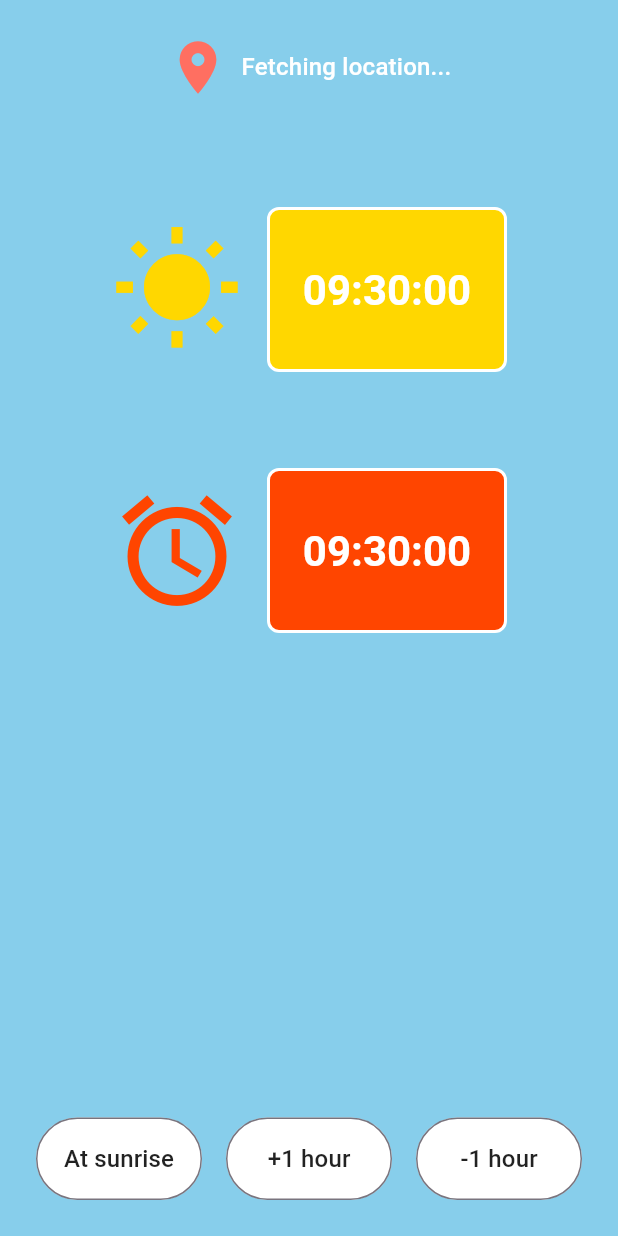
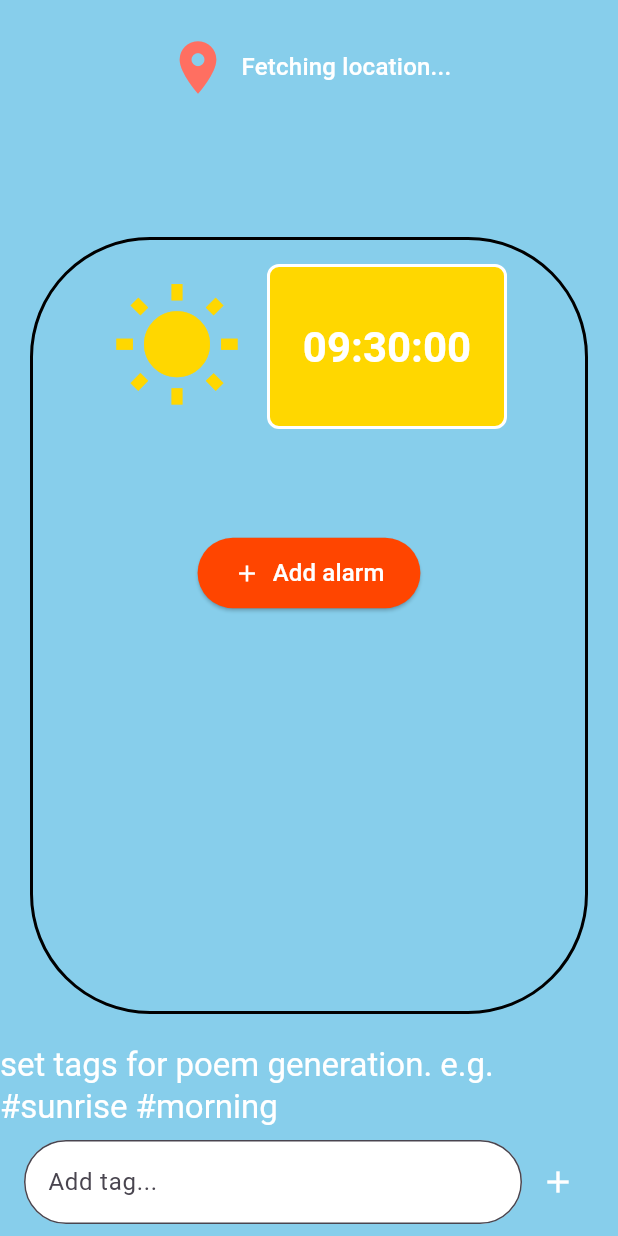
Before and after one commit to hazit90/AlarmPoet, a Flutter app: the screen it shows after launch, on a phone screen of 412 x 824 dp. Run offline on Flutter 3.47's test engine with Material 3 defaults, Android fonts, the phone set to English and light mode, and no system bars; our stand-ins replace flutter_local_notifications, location; missing offline and left inert: alarm, daylight; statements that could not run were skipped.

Commit message:
feat: added tags functionality

```diff
--- a/frontend/alarm_poet_flutter/lib/main.dart
+++ b/frontend/alarm_poet_flutter/lib/main.dart
@@ -1,5 +1,6 @@
 import 'package:alarm/alarm.dart';
 import 'package:alarm_poet_flutter/view/set_alarm_page.dart';
+import 'package:alarm_poet_flutter/viewmodel/poem_gen_vm.dart';
 import 'package:flutter/material.dart';
 import 'package:provider/provider.dart';
 import 'viewmodel/set_alarm_vm.dart';
@@ -20,6 +21,8 @@ class MainApp extends StatelessWidget {
     return MultiProvider(
       providers: [
         ChangeNotifierProvider(
+            create: (_) => PoemGenVm()), // Provide PoemGenVmPoemGenVm
+        ChangeNotifierProvider(
             create: (_) => SetAlarmVm()), // Provide SetAlarmVm
       ],
       child: const MaterialApp(
--- /dev/null
+++ b/frontend/alarm_poet_flutter/lib/view/alarms_list.dart
@@ -0,0 +1,174 @@
+import 'package:flutter/material.dart';
+import 'package:provider/provider.dart';
+import 'package:intl/intl.dart';
+
+import '../static/themes.dart';
+import '../viewmodel/set_alarm_vm.dart';
+
+/// Displays the sunrise and alarm time rows.
+class AlarmsList extends StatelessWidget {
+  const AlarmsList({super.key});
+
+  @override
+  Widget build(BuildContext context) {
+    final vm = Provider.of<SetAlarmVm>(context);
+
+    return Padding(
+      padding: const EdgeInsets.all(20.0),
+      child: Container(
+        decoration: BoxDecoration(
+          border: Border.all(color: Colors.black, width: 2),
+          borderRadius: BorderRadius.circular(80),
+        ),
+        padding: const EdgeInsets.all(16),
+        child: Column(
+          children: [
+            // ─── Sunrise card ───────────────────────────────────────────
+            _TimeRow(
+              icon: Icons.wb_sunny,
+              iconColor: CustomColors.sunYellow,
+              background: CustomColors.sunYellow,
+              timeText: vm.sunriseString,
+            ),
+            const SizedBox(height: Insets.small),
+            // ─── List of Alarms ────────────────────────────────────────
+            if (vm.alarms.isNotEmpty)
+              Expanded(
+                child: ListView.builder(
+                  itemCount: vm.alarms.length,
+                  itemBuilder: (context, index) {
+                    final alarm = vm.alarms[index];
+                    return Padding(
+                      padding: const EdgeInsets.only(bottom: 16.0),
+                      child: Dismissible(
+                        key: Key('alarm-${alarm.id}'),
+                        background: Container(
+                          color: Colors.red,
+                          alignment: Alignment.centerRight,
+                          padding: const EdgeInsets.only(right: 16),
+                          child: const Icon(Icons.delete, color: Colors.white),
+                        ),
+                        direction: DismissDirection.endToStart,
+                        onDismissed: (_) => vm.cancelAlarm(alarm.id),
+                        child: _TimeRow(
+                          icon: Icons.alarm,
+                          iconColor: CustomColors.alarmRed,
+                          background: CustomColors.alarmRed,
+                          timeText: DateFormat('HH:mm:ss').format(alarm.time),
+                        ),
+                      ),
+                    );
+                  },
+                ),
+              ),
+            if (vm.alarms.isEmpty) const SizedBox(height: Insets.huge),
+            // ─── Add Alarm Button ────────────────────────────────────────
+            ElevatedButton.icon(
+              onPressed: () async {
+                final TimeOfDay? pickedTime = await showTimePicker(
+                  context: context,
+                  initialTime: TimeOfDay.now(),
+                );
+
+                if (pickedTime != null) {
+                  final now = DateTime.now();
+                  final DateTime selectedTime = DateTime(
+                    now.year,
+                    now.month,
+                    now.day,
+                    pickedTime.hour,
+                    pickedTime.minute,
+                  );
+                  final newId = DateTime.now().millisecondsSinceEpoch;
+                  await vm.setAlarm(
+                    id: newId,
+                    title: 'Alarm',
+                    body: 'Wake up!',
+                    alarmTime: selectedTime, // <-- pass the picked time
+                  );
+                }
+              },
+              icon: const Icon(Icons.add, color: Colors.white),
+              label: const Text(
+                'Add alarm',
+                style: TextStyle(color: Colors.white, fontSize: 16),
+              ),
+              style: ElevatedButton.styleFrom(
+                backgroundColor: CustomColors.alarmRed,
+                padding: const EdgeInsets.symmetric(
+                  horizontal: 24,
+                  vertical: 12,
+                ),
+                shape: RoundedRectangleBorder(
+                  borderRadius: BorderRadius.circular(25),
+                ),
+              ),
+            ),
+          ],
+        ),
+      ),
+    );
+  }
+}
+
+/// Compact wrapper that pairs a large leading icon with a coloured card.
+class _TimeRow extends StatelessWidget {
+  final IconData icon;
+  final Color iconColor;
+  final Color background;
+  final String timeText;
+
+  const _TimeRow({
+    required this.icon,
+    required this.iconColor,
+    required this.background,
+    required this.timeText,
+  });
+
+  @override
+  Widget build(BuildContext context) {
+    return Row(
+      mainAxisAlignment: MainAxisAlignment.center,
+      children: [
+        Icon(icon, size: 88, color: iconColor),
+        const SizedBox(width: Insets.medium),
+        _TimeCard(
+          timeText: timeText,
+          background: background,
+        ),
+      ],
+    );
+  }
+}
+
+/// Rounded-rectangle card that mimics the yellow/red boxes in the mock-up.
+class _TimeCard extends StatelessWidget {
+  final String timeText;
+  final Color background;
+
+  const _TimeCard({
+    required this.timeText,
+    required this.background,
+  });
+
+  @override
+  Widget build(BuildContext context) {
+    return Container(
+      width: 160,
+      height: 110,
+      alignment: Alignment.center,
+      decoration: BoxDecoration(
+        color: background,
+        borderRadius: BorderRadius.circular(8),
+        border: Border.all(color: Colors.white, width: 2),
+      ),
+      child: Text(
+        timeText,
+        style: Theme.of(context)
+            .textTheme
+            .headlineMedium
+            ?.copyWith(color: Colors.white, fontWeight: FontWeight.bold),
+      ),
+    );
+  }
+}
--- /dev/null
+++ b/frontend/alarm_poet_flutter/lib/view/poem_tags.dart
@@ -0,0 +1,91 @@
+import 'package:flutter/material.dart';
+import 'package:provider/provider.dart';
+import '../viewmodel/poem_gen_vm.dart';
+
+class PoemTags extends StatefulWidget {
+  const PoemTags({super.key});
+
+  @override
+  State<PoemTags> createState() => _PoemTagsState();
+}
+
+class _PoemTagsState extends State<PoemTags> {
+  final TextEditingController _controller = TextEditingController();
+
+  @override
+  void dispose() {
+    _controller.dispose();
+    super.dispose();
+  }
+
+  void _addTag(PoemGenVm poemVm) {
+    final value = _controller.text.trim();
+    if (value.isNotEmpty) {
+      poemVm.addString(value);
+      _controller.clear();
+    }
+  }
+
+  @override
+  Widget build(BuildContext context) {
+    final poemVm = Provider.of<PoemGenVm>(context);
+
+    return Column(
+      crossAxisAlignment: CrossAxisAlignment.start,
+      children: [
+        Center(
+          child: Text(
+            'set tags for poem generation. e.g. #sunrise #morning',
+            style: Theme.of(context)
+                .textTheme
+                .titleLarge
+                ?.copyWith(color: Colors.white),
+          ),
+        ),
+        Padding(
+          padding: const EdgeInsets.symmetric(horizontal: 16, vertical: 8),
+          child: Column(
+            children: [
+              Wrap(
+                spacing: 8,
+                children: poemVm.tags
+                    .map((tag) => Chip(
+                          label: Text(tag),
+                          backgroundColor: Colors.white,
+                          labelStyle: const TextStyle(color: Colors.black87),
+                          shape: RoundedRectangleBorder(
+                            borderRadius: BorderRadius.circular(28),
+                          ),
+                          onDeleted: () => poemVm.removeString(tag),
+                        ))
+                    .toList(),
+              ),
+              Row(
+                children: [
+                  Expanded(
+                    child: TextField(
+                      controller: _controller,
+                      decoration: const InputDecoration(
+                        hintText: 'Add tag...',
+                        fillColor: Colors.white,
+                        filled: true,
+                        border: OutlineInputBorder(
+                          borderRadius: BorderRadius.all(Radius.circular(28)),
+                        ),
+                      ),
+                      onSubmitted: (_) => _addTag(poemVm),
+                    ),
+                  ),
+                  IconButton(
+                    icon: const Icon(Icons.add, color: Colors.white),
+                    onPressed: () => _addTag(poemVm),
+                  ),
+                ],
+              ),
+            ],
+          ),
+        ),
+      ],
+    );
+  }
+}
--- a/frontend/alarm_poet_flutter/lib/view/set_alarm_page.dart
+++ b/frontend/alarm_poet_flutter/lib/view/set_alarm_page.dart
@@ -1,8 +1,11 @@
+import 'package:alarm_poet_flutter/view/poem_tags.dart';
 import 'package:flutter/material.dart';
 import 'package:provider/provider.dart';
 
 import '../static/themes.dart'; // ⬅️ already in your project
 import '../viewmodel/set_alarm_vm.dart'; // ⬅️ you’ll implement this VM
+import '../viewmodel/poem_gen_vm.dart'; // Add this import
+import 'alarms_list.dart'; // import the new widget
 
 /// Displays the “Set alarm” screen shown in the design.
 /// ─────────────────────────────────────────────────────────────────────────
@@ -17,8 +20,13 @@ class SetAlarmPage extends StatelessWidget {
 
   @override
   Widget build(BuildContext context) {
-    return Consumer<SetAlarmVm>(
-      builder: (context, vm, _) {
+    return MultiProvider(
+      providers: [
+        ChangeNotifierProvider(create: (_) => PoemGenVm()),
+        ChangeNotifierProvider(create: (_) => SetAlarmVm()),
+      ],
+      child: Consumer2<SetAlarmVm, PoemGenVm>(
+        builder: (context, alarmVm, poemVm, _) {
           return Scaffold(
             // Full-screen coloured backdrop with the same radius used elsewhere.
             backgroundColor: CustomColors.lightSkyBlue,
@@ -36,7 +44,7 @@ class SetAlarmPage extends StatelessWidget {
                         const SizedBox(width: Insets.small),
                         Flexible(
                           child: Text(
-                          vm.locationName,
+                            alarmVm.locationName,
                             textAlign: TextAlign.center,
                             style: Theme.of(context)
                                 .textTheme
@@ -50,163 +58,16 @@ class SetAlarmPage extends StatelessWidget {
 
                   const SizedBox(height: Insets.xxxLarge),
 
-                // ─── Sunrise card ───────────────────────────────────────────
-                _TimeRow(
-                  icon: Icons.wb_sunny,
-                  iconColor: CustomColors.sunYellow,
-                  background: CustomColors.sunYellow,
-                  timeText: vm.sunriseString,
-                ),
+                  // ─── Alarms List ───────────────────────────────────────────
+                  const Expanded(child: AlarmsList()),
 
-                const SizedBox(height: Insets.huge),
-
-                // ─── Alarm card ─────────────────────────────────────────────
-                GestureDetector(
-                  onTap: () async {
-                    final TimeOfDay? pickedTime = await showTimePicker(
-                      context: context,
-                      initialTime: TimeOfDay.fromDateTime(vm.alarmTime),
-                      builder: (BuildContext context, Widget? child) {
-                        return Theme(
-                          data: Theme.of(context).copyWith(
-                            timePickerTheme: TimePickerThemeData(
-                              backgroundColor: CustomColors.lightSkyBlue,
-                              hourMinuteTextColor:
-                                  MaterialStateColor.resolveWith((states) =>
-                                      states.contains(MaterialState.selected)
-                                          ? Colors.white
-                                          : Colors.black),
-                              hourMinuteColor: MaterialStateColor.resolveWith(
-                                  (states) =>
-                                      states.contains(MaterialState.selected)
-                                          ? CustomColors.alarmRed
-                                          : Colors.white),
-                              dialBackgroundColor: CustomColors.sunYellow,
-                              dialHandColor: CustomColors.alarmRed,
-                              dialTextColor: MaterialStateColor.resolveWith(
-                                  (states) =>
-                                      states.contains(MaterialState.selected)
-                                          ? Colors.white
-                                          : Colors.black),
-                            ),
-                          ),
-                          child: child!,
-                        );
-                      },
-                    );
-
-                    if (pickedTime != null) {
-                      final now = DateTime.now();
-                      final DateTime selectedTime = DateTime(
-                        now.year,
-                        now.month,
-                        now.day,
-                        pickedTime.hour,
-                        pickedTime.minute,
-                      );
-                      vm.setAlarmTime(selectedTime);
-                    }
-                  },
-                  child: _TimeRow(
-                    icon: Icons.alarm,
-                    iconColor: CustomColors.alarmRed,
-                    background: CustomColors.alarmRed,
-                    timeText: vm.alarmString,
-                  ),
-                ),
-
-                const Spacer(),
-
-                // ─── Bottom action buttons ─────────────────────────────────
-                Padding(
-                  padding: const EdgeInsets.fromLTRB(
-                      Insets.large, 0, Insets.large, Insets.large),
-                  child: Row(
-                    children: [
-                      _ActionButton(
-                        label: 'At sunrise',
-                        onPressed: () => vm.setOffset(const Duration()),
-                      ),
-                      const SizedBox(width: Insets.medium),
-                      _ActionButton(
-                        label: '+1 hour',
-                        onPressed: () => vm.setOffset(const Duration(hours: 1)),
-                      ),
-                      const SizedBox(width: Insets.medium),
-                      _ActionButton(
-                        label: '-1 hour',
-                        onPressed: () =>
-                            vm.setOffset(const Duration(hours: -1)),
-                      ),
-                    ],
-                  ),
-                ),
+                  // // ─── Bottom pills that hold hashtags with poem generation
+                  PoemTags(),
                 ],
               ),
             ),
           );
         },
-    );
-  }
-}
-
-/// Compact wrapper that pairs a large leading icon with a coloured card.
-class _TimeRow extends StatelessWidget {
-  final IconData icon;
-  final Color iconColor;
-  final Color background;
-  final String timeText;
-
-  const _TimeRow({
-    required this.icon,
-    required this.iconColor,
-    required this.background,
-    required this.timeText,
-  });
-
-  @override
-  Widget build(BuildContext context) {
-    return Row(
-      mainAxisAlignment: MainAxisAlignment.center,
-      children: [
-        Icon(icon, size: 88, color: iconColor),
-        const SizedBox(width: Insets.medium),
-        _TimeCard(
-          timeText: timeText,
-          background: background,
-        ),
-      ],
-    );
-  }
-}
-
-/// Rounded-rectangle card that mimics the yellow/red boxes in the mock-up.
-class _TimeCard extends StatelessWidget {
-  final String timeText;
-  final Color background;
-
-  const _TimeCard({
-    required this.timeText,
-    required this.background,
-  });
-
-  @override
-  Widget build(BuildContext context) {
-    return Container(
-      width: 160,
-      height: 110,
-      alignment: Alignment.center,
-      decoration: BoxDecoration(
-        color: background,
-        borderRadius: BorderRadius.circular(8),
-        border: Border.all(color: Colors.white, width: 2),
-      ),
-      child: Text(
-        timeText,
-        style: Theme.of(context)
-            .textTheme
-            .headlineMedium
-            ?.copyWith(color: Colors.white, fontWeight: FontWeight.bold),
       ),
     );
   }
--- /dev/null
+++ b/frontend/alarm_poet_flutter/lib/viewmodel/poem_gen_vm.dart
@@ -0,0 +1,21 @@
+import 'package:flutter/foundation.dart';
+
+class PoemGenVm extends ChangeNotifier {
+  // Add properties and methods here as needed
+
+  PoemGenVm();
+
+  final List<String> _tags = [];
+
+  List<String> get tags => _tags;
+
+  void addString(String value) {
+    _tags.add(value);
+    notifyListeners();
+  }
+
+  void removeString(String value) {
+    _tags.remove(value);
+    notifyListeners();
+  }
+}
--- a/frontend/alarm_poet_flutter/lib/viewmodel/set_alarm_vm.dart
+++ b/frontend/alarm_poet_flutter/lib/viewmodel/set_alarm_vm.dart
@@ -2,23 +2,41 @@ import 'package:flutter/material.dart';
 import 'package:location/location.dart';
 import '../model/location_service.dart';
 import '../model/sunrise_service.dart';
-import '../model/alarm_service.dart'; // <-- Import AlarmService
+import '../model/alarm_service.dart';
 import 'package:intl/intl.dart' show DateFormat;
+
+class AlarmData {
+  final int id;
+  final DateTime time;
+  final String? title;
+  final String? body;
+  final String? payload;
+
+  AlarmData({
+    required this.id,
+    required this.time,
+    this.title,
+    this.body,
+    this.payload,
+  });
+}
 
 class SetAlarmVm extends ChangeNotifier {
   final LocationService _locationService = LocationService();
   final SunriseService _sunriseService = SunriseService();
-  final AlarmService _alarmService = AlarmService(); // <-- Add AlarmService
+  final AlarmService _alarmService = AlarmService();
 
   String _locationName = "Fetching location...";
   DateTime _sunriseTime = DateTime.now().subtract(const Duration(hours: 1));
   DateTime _alarmTime = DateTime.now().subtract(const Duration(hours: 1));
   LocationData? _locationData;
+  final List<AlarmData> _alarms = [];
 
   String get locationName => _locationName;
   String get sunriseString => _formatTime(_sunriseTime);
   String get alarmString => _formatTime(_alarmTime);
   DateTime get alarmTime => _alarmTime;
+  List<AlarmData> get alarms => List.unmodifiable(_alarms);
 
   SetAlarmVm() {
     _initializeLocation();
@@ -40,22 +58,37 @@ class SetAlarmVm extends ChangeNotifier {
     String? title,
     String? body,
     String? payload,
+    DateTime? alarmTime, // <-- add this parameter
   }) async {
+    final DateTime timeToSet = alarmTime ?? _alarmTime;
     await _alarmService.setAlarm(
       id: id,
-      dateTime: _alarmTime,
+      dateTime: timeToSet,
       title: title,
       body: body,
       payload: payload,
     );
+
+    _alarms.add(AlarmData(
+      id: id,
+      time: timeToSet,
+      title: title,
+      body: body,
+      payload: payload,
+    ));
+    notifyListeners();
   }
 
   Future<void> cancelAlarm(int id) async {
     await _alarmService.cancelAlarm(id);
+    _alarms.removeWhere((alarm) => alarm.id == id);
+    notifyListeners();
   }
 
   Future<void> cancelAllAlarms() async {
     await _alarmService.cancelAllAlarms();
+    _alarms.clear();
+    notifyListeners();
   }
 
   Future<void> _initializeLocation() async {
```
Also changed, not shown: 1 other file. Lines whose indentation alone changed are shown as unchanged.
